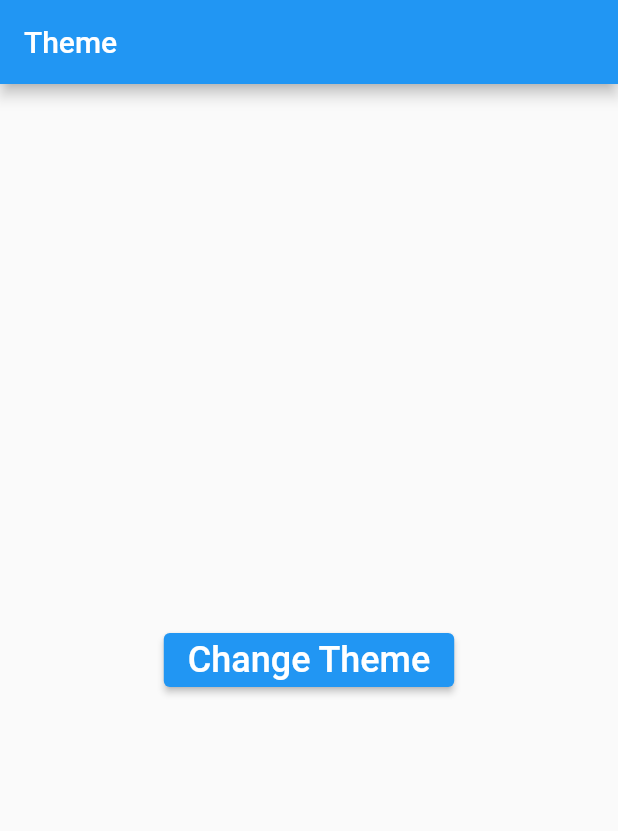
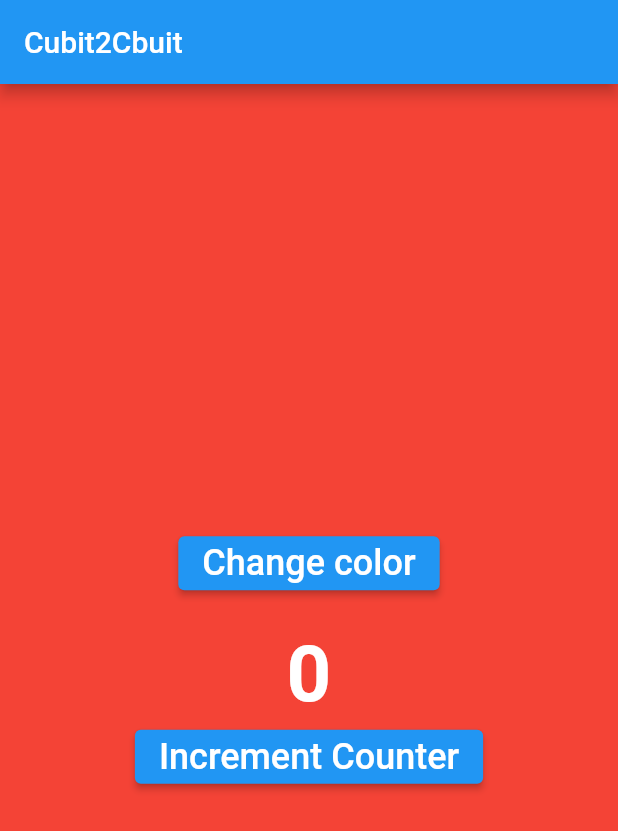
Before and after one commit to Akshaymain/bloc_patter_base, a Flutter app: the screen it shows after launch, on a phone screen of 412 x 824 dp. Shown: the top 831 px of the screen. Run offline on Flutter 3.47's test engine with Material 2 defaults, Android fonts, the light colour scheme and no system bars; our stand-ins replace bloc, equatable, flutter_bloc.

Commit message:
Covered cubit to cubit communication using multibloc provider

```diff
--- /dev/null
+++ b/lib/cubits/color/color_cubit.dart
@@ -0,0 +1,21 @@
+import 'package:bloc/bloc.dart';
+import 'package:equatable/equatable.dart';
+import 'package:flutter/material.dart';
+
+part 'color_state.dart';
+
+class ColorCubit extends Cubit<ColorState> {
+  ColorCubit() : super(ColorState.initial());
+
+  void changeColor() {
+    if (state.color == Colors.red) {
+      emit(state.copyWith(color: Colors.green));
+    } else if (state.color == Colors.green) {
+      emit(state.copyWith(color: Colors.blue));
+    } else if (state.color == Colors.blue) {
+      emit(state.copyWith(color: Colors.black));
+    } else if (state.color == Colors.black) {
+      emit(state.copyWith(color: Colors.red));
+    }
+  }
+}
--- /dev/null
+++ b/lib/cubits/color/color_state.dart
@@ -0,0 +1,19 @@
+part of 'color_cubit.dart';
+
+class ColorState extends Equatable {
+  final Color color;
+  const ColorState({required this.color});
+
+  factory ColorState.initial() {
+    return const ColorState(color: Colors.red);
+  }
+  @override
+  List<Object> get props => [color];
+
+  @override
+  String toString() => 'ColorState(color: $color)';
+
+  ColorState copyWith({Color? color}) {
+    return ColorState(color: color ?? this.color);
+  }
+}
--- a/lib/cubits/counter/counter_cubit.dart
+++ b/lib/cubits/counter/counter_cubit.dart
@@ -1,16 +1,48 @@
+import 'dart:async';
+
+import 'package:bloc_pattern_base/cubits/color/color_cubit.dart';
+import 'package:flutter/material.dart';
 import 'package:flutter_bloc/flutter_bloc.dart';
 import 'package:equatable/equatable.dart';
 
 part 'counter_state.dart';
 
 class CounterCubit extends Cubit<CounterState> {
-  CounterCubit() : super(CounterState.inital());
+  int incrementSize = 1;
+  final ColorCubit colorCubit;
+  late final StreamSubscription colorSubscription;
 
-  void increment() {
-    emit(state.copyWith(counter: state.counter + 1));
+  CounterCubit({required this.colorCubit}) : super(CounterState.inital()) {
+    colorSubscription = colorCubit.stream.listen((ColorState colorState) {
+      if (colorState.color == Colors.red) {
+        incrementSize = 1;
+      } else if (colorState.color == Colors.green) {
+        incrementSize = 10;
+      } else if (colorState.color == Colors.blue) {
+        incrementSize = 100;
+      } else if (colorState.color == Colors.black) {
+        emit(state.copyWith(counter: state.counter - 100));
+        incrementSize = -100;
+      }
+    });
   }
 
-  void decrement() {
-    emit(state.copyWith(counter: state.counter - 1));
+  void changeCounter() {
+    emit(state.copyWith(counter: state.counter + incrementSize));
   }
+
+  @override
+  Future<void> close() {
+    colorSubscription.cancel();
+    return super.close();
+  }
+
+  // -- Increment Decrement counter -- //
+  // void increment() {
+  //   emit(state.copyWith(counter: state.counter + 1));
+  // }
+
+  // void decrement() {
+  //   emit(state.copyWith(counter: state.counter - 1));
+  // }
 }
--- a/lib/main.dart
+++ b/lib/main.dart
@@ -1,6 +1,8 @@
 import 'dart:math';
 
 import 'package:bloc_pattern_base/blocs/counter/counter_bloc.dart';
+import 'package:bloc_pattern_base/cubits/color/color_cubit.dart';
+import 'package:bloc_pattern_base/cubits/counter/counter_cubit.dart';
 import 'package:bloc_pattern_base/cubits/theme/theme_cubit.dart';
 import 'package:bloc_pattern_base/other_page.dart';
 import 'package:flutter/material.dart';
@@ -12,25 +14,113 @@ void main() {
 
 class MyApp extends StatelessWidget {
   const MyApp({super.key});
+
   @override
   Widget build(BuildContext context) {
-    return BlocProvider(
-      create: (context) => ThemeCubit(),
-      child: BlocBuilder<ThemeCubit, ThemeState>(
-        builder: (context, state) {
-          return MaterialApp(
-            title: 'Event Payload',
-            debugShowCheckedModeBanner: false,
-            theme: state.appTheme == AppTheme.light
-                ? ThemeData.light()
-                : ThemeData.dark(),
-            home: const MyHomePage(),
-          );
-        },
+    return MultiBlocProvider(
+      providers: [
+        BlocProvider(create: (context) => ColorCubit()),
+        BlocProvider(
+            create: (context) =>
+                CounterCubit(colorCubit: context.read<ColorCubit>())),
+      ],
+      child: MaterialApp(
+        title: 'Cubit to Cubit',
+        debugShowCheckedModeBanner: false,
+        theme: ThemeData(primarySwatch: Colors.blue),
+        home: const MyHomePage(),
       ),
     );
   }
 }
+
+class MyHomePage extends StatelessWidget {
+  const MyHomePage({Key? key}) : super(key: key);
+
+  @override
+  Widget build(BuildContext context) {
+    return Scaffold(
+      backgroundColor: context.watch<ColorCubit>().state.color,
+      appBar: AppBar(title: const Text('Cubit2Cbuit')),
+      body: Center(
+        child: Column(
+          mainAxisAlignment: MainAxisAlignment.center,
+          children: [
+            ElevatedButton(
+                onPressed: () {
+                  context.read<ColorCubit>().changeColor();
+                },
+                child: const Text(
+                  'Change color',
+                  style: TextStyle(fontSize: 24.0),
+                )),
+            const SizedBox(
+              height: 20.0,
+            ),
+            Text(
+              '${context.watch<CounterCubit>().state.counter}',
+              style: const TextStyle(
+                  fontSize: 52.0,
+                  fontWeight: FontWeight.bold,
+                  color: Colors.white),
+            ),
+            ElevatedButton(
+                onPressed: () {
+                  context.read<CounterCubit>().changeCounter();
+                },
+                child: const Text(
+                  'Increment Counter',
+                  style: TextStyle(fontSize: 24.0),
+                ))
+          ],
+        ),
+      ),
+    );
+  }
+}
+
+
+
+
+
+
+
+
+
+
+
+
+
+
+
+
+
+
+
+
+
+// -- Theme feature using bloc and cubit --//
+// class MyApp extends StatelessWidget {
+//   const MyApp({super.key});
+//   @override
+//   Widget build(BuildContext context) {
+//     return BlocProvider(
+//       create: (context) => ThemeCubit(),
+//       child: BlocBuilder<ThemeCubit, ThemeState>(
+//         builder: (context, state) {
+//           return MaterialApp(
+//             title: 'Event Payload',
+//             debugShowCheckedModeBanner: false,
+//             theme: state.appTheme == AppTheme.light
+//                 ? ThemeData.light()
+//                 : ThemeData.dark(),
+//             home: const MyHomePage(),
+//           );
+//         },
+//       ),
+//     );
+//   }
+// }
 
 //Extension function implementation//
 // class MyApp extends StatelessWidget {
@@ -74,33 +164,33 @@ class MyApp extends StatelessWidget {
 //   }
 // }
 
-class MyHomePage extends StatelessWidget {
-  const MyHomePage({Key? key}) : super(key: key);
+// class MyHomePage extends StatelessWidget {
+//   const MyHomePage({Key? key}) : super(key: key);
 
-  @override
-  Widget build(BuildContext context) {
-    return Scaffold(
-      appBar: AppBar(
-        title: const Text('Theme'),
-      ),
-      body: Center(
-        child: ElevatedButton(
-            onPressed: () {
-              final int randInt = Random().nextInt(10);
-              debugPrint('randInt = $randInt');
-              context.read<ThemeCubit>().changeTheme(randInt);
-              // context
-              //     .read<ThemeBloc>()
-              //     .add(ChangedThemeEvent(randInt: randInt));
-            },
-            child: const Text(
-              'Change Theme',
-              style: TextStyle(fontSize: 24.0),
-            )),
-      ),
-    );
-  }
-}
+//   @override
+//   Widget build(BuildContext context) {
+//     return Scaffold(
+//       appBar: AppBar(
+//         title: const Text('Theme'),
+//       ),
+//       body: Center(
+//         child: ElevatedButton(
+//             onPressed: () {
+//               final int randInt = Random().nextInt(10);
+//               debugPrint('randInt = $randInt');
+//               context.read<ThemeCubit>().changeTheme(randInt);
+//               // context
+//               //     .read<ThemeBloc>()
+//               //     .add(ChangedThemeEvent(randInt: randInt));
+//             },
+//             child: const Text(
+//               'Change Theme',
+//               style: TextStyle(fontSize: 24.0),
+//             )),
+//       ),
+//     );
+//   }
+// }
 
 //////-- Bloc implementation --//////
 // class MyApp extends StatelessWidget {
```
